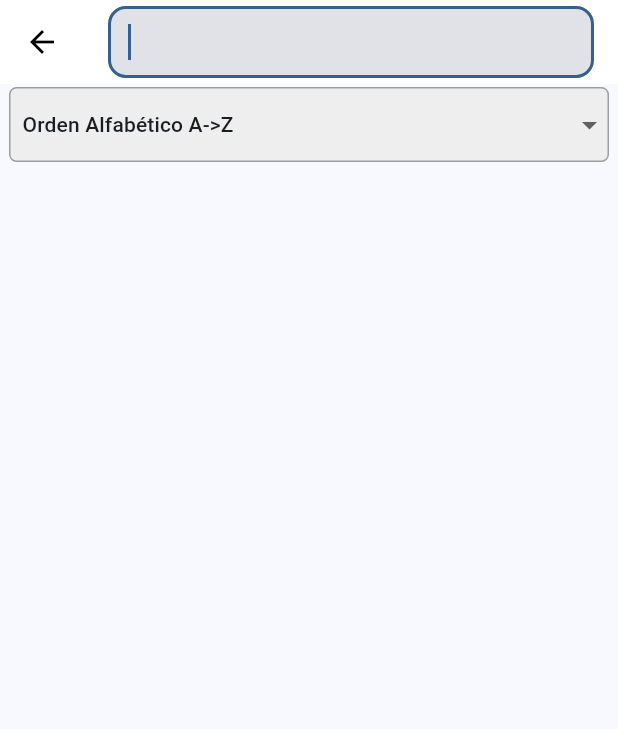
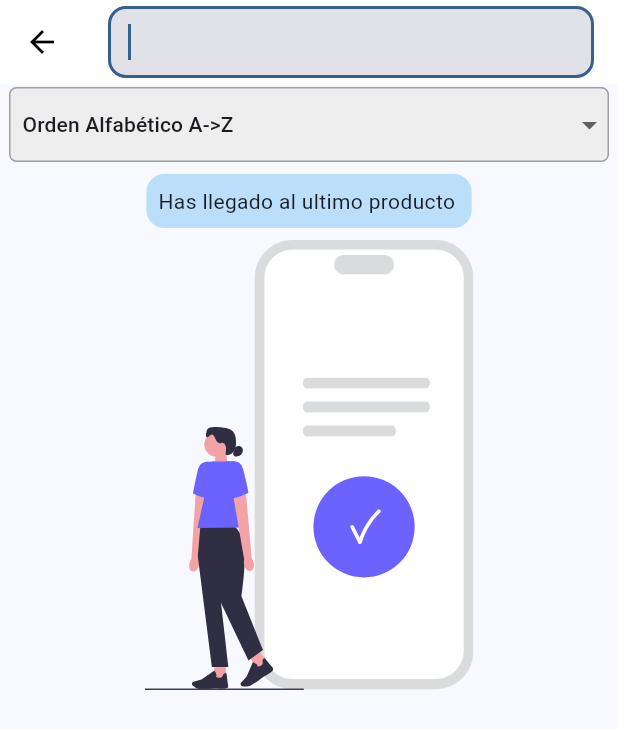
Before and after one commit to Cavitedev/farma_compara_flutter, a Flutter app: the screen it shows after launch, after a tap on "Farma Compara", on a phone screen of 412 x 824 dp. Shown: the top 729 px of the screen. Run offline on Flutter 3.47's test engine with Material 2 defaults, Android fonts, the phone set to English and light mode, and no system bars; our stand-ins replace cached_network_image, cloud_firestore, firebase_core, flutter_riverpod, flutter_svg; missing offline and left inert: algolia; accounts and stored records are empty; generated files the repository leaves out were written again.

Commit message:
feat: Mensaje al alcanzar el ultimo producto
#2

```diff
--- a/lib/Infrastructure/firebase/items/items_repository.dart
+++ b/lib/Infrastructure/firebase/items/items_repository.dart
@@ -4,6 +4,7 @@ import 'package:cloud_firestore/cloud_firestore.dart';
 import 'package:farma_compara_flutter/core/either.dart';
 import 'package:farma_compara_flutter/domain/items/i_item_repository.dart';
 import 'package:farma_compara_flutter/domain/items/item.dart';
+import 'package:farma_compara_flutter/domain/items/items_fetch.dart';
 import 'package:farma_compara_flutter/infrastructure/firebase/core/firebase_user_helper.dart';
 import 'package:flutter/services.dart';
 import 'package:flutter_riverpod/flutter_riverpod.dart';
@@ -21,7 +22,7 @@ class ItemsRepository implements IItemRepository {
   ItemsRepository(this.firestore);
 
   @override
-  Future<Either<FirestoreFailure, List<Item>>> readItemsPage(IItemsBrowseQuery inputQuery) async {
+  Future<Either<FirestoreFailure, ItemsFetch>> readItemsPage(IItemsBrowseQuery inputQuery) async {
     try {
       final CollectionReference<Map<String, dynamic>> collection = firestore.itemsCollection();
 
@@ -29,10 +30,42 @@ class ItemsRepository implements IItemRepository {
           collection.orderBy(inputQuery.orderBy.value, descending: inputQuery.orderBy.descending);
 
       if (inputQuery.filter == null) {
-        final QuerySnapshot<Map<String, dynamic>> firebaseQuery = await orderedQuery.limit(20).get();
-        return Right(firebaseQuery.docs.map((doc) => Item.fromFirebase(doc.data())).toList());
+        ItemsFetch itemsFetch = await _fetchWithoutFilter(orderedQuery, collection);
+
+        return Right(itemsFetch);
       }
 
+      AlgoliaQuerySnapshot snap = await _algoliaBrowseQuery(inputQuery);
+
+      final ids = snap.hits.map((e) => (e.data['path'] as String).split('/').last);
+
+      ItemsFetch itemsFetch = ItemsFetch(count: snap.nbHits, items: []);
+      if (ids.isEmpty) {
+        return Right(itemsFetch);
+      }
+
+      List<Item> items = await _fetchItemsBrowseWithAlgolia(collection, ids, inputQuery);
+
+      itemsFetch = itemsFetch.copyWith(items: items);
+
+      return Right(itemsFetch);
+    } catch (e) {
+      return Left(_handleException(e));
+    }
+  }
+
+  Future<ItemsFetch> _fetchWithoutFilter(Query<Map<String, dynamic>> orderedQuery, CollectionReference<Map<String, dynamic>> collection) async {
+    final QuerySnapshot<Map<String, dynamic>> firebaseQuery = await orderedQuery.limit(40).get();
+
+    final items = firebaseQuery.docs.map((doc) => Item.fromFirebase(doc.data())).toList();
+    final countQuery =  await collection.count().get();
+    final count = countQuery.count;
+
+    final ItemsFetch itemsFetch = ItemsFetch(items: items, count: count);
+    return itemsFetch;
+  }
+
+  Future<AlgoliaQuerySnapshot> _algoliaBrowseQuery(IItemsBrowseQuery inputQuery) async {
     Algolia algolia = AlgoliaApplication.algolia;
 
     AlgoliaQuery algoliaQuery = algolia.instance
@@ -41,21 +74,16 @@ class ItemsRepository implements IItemRepository {
         .setPage(inputQuery.page)
         .setHitsPerPage(10);
     AlgoliaQuerySnapshot snap = await algoliaQuery.getObjects();
-
-      final ids = snap.hits.map((e) => (e.data['path'] as String).split('/').last);
-      if(ids.isEmpty){
-        return const Right([]);
+    return snap;
   }
 
+  Future<List<Item>> _fetchItemsBrowseWithAlgolia(
+      CollectionReference<Map<String, dynamic>> collection, Iterable<String> ids, IItemsBrowseQuery inputQuery) async {
     final QuerySnapshot<Map<String, dynamic>> firebaseQuery =
         await collection.where(FieldPath.documentId, whereIn: ids).get();
     final items = firebaseQuery.docs.map((doc) => Item.fromFirebase(doc.data())).toList();
     items.sortedBy(inputQuery.orderBy);
-
-      return Right(items);
-    } catch (e) {
-      return Left(_handleException(e));
-    }
+    return items;
   }
 
   FirestoreFailure _handleException(Object e) {
--- a/lib/application/browser/browser_notifier.dart
+++ b/lib/application/browser/browser_notifier.dart
@@ -2,6 +2,7 @@ import 'package:farma_compara_flutter/core/either.dart';
 import 'package:farma_compara_flutter/domain/items/i_item_repository.dart';
 import 'package:farma_compara_flutter/domain/items/item.dart';
 import 'package:farma_compara_flutter/domain/items/firestore_failure.dart';
+import 'package:farma_compara_flutter/domain/items/items_fetch.dart';
 
 import 'package:flutter_riverpod/flutter_riverpod.dart';
 
@@ -22,16 +23,19 @@ class BrowserNotifier extends StateNotifier<BrowserState> {
   bool isLoading = false;
 
   Future<void> loadItems() async {
+    if(state.allItemsFetched) return;
+
     isLoading = true;
     state = state.copyWith(isLoading: true);
-    final Either<FirestoreFailure, List<Item>> itemsEither = await repository.readItemsPage(state.query);
+    final Either<FirestoreFailure, ItemsFetch> itemsEither = await repository.readItemsPage(state.query);
 
     itemsEither.when(
       (left) => state = state.copyWith(failure: Optional.value(left), isLoading: false),
       (right) {
-        List<Item> items = right;
+        List<Item> items = right.items;
         state = state.copyWith(
             items: [...state.items, ...items],
+            itemsFound: right.count,
             query: state.query.copyWith(page: state.query.page + 1),
             failure: const Optional.value(null),
             isLoading: false);
--- a/lib/domain/items/i_item_repository.dart
+++ b/lib/domain/items/i_item_repository.dart
@@ -1,10 +1,11 @@
+import 'package:farma_compara_flutter/domain/items/items_fetch.dart';
+
 import '../../core/either.dart';
 import 'i_items_browse_query.dart';
-import 'item.dart';
 import 'firestore_failure.dart';
 
 abstract class IItemRepository{
 
-  Future<Either<FirestoreFailure, List<Item>>> readItemsPage(IItemsBrowseQuery inputQuery);
+  Future<Either<FirestoreFailure, ItemsFetch>> readItemsPage(IItemsBrowseQuery inputQuery);
 
 }
--- /dev/null
+++ b/lib/presentation/core/widgets/info_text_with_image.dart
@@ -0,0 +1,23 @@
+import 'package:farma_compara_flutter/presentation/core/widgets/text_widget.dart';
+import 'package:farma_compara_flutter/presentation/core/widgets/text_with_image.dart';
+import 'package:flutter/material.dart';
+
+
+class InfoTextWithImage extends StatelessWidget {
+  const InfoTextWithImage({
+    Key? key,
+    required this.msg,
+    required this.image,
+  }) : super(key: key);
+
+  final String msg;
+  final String image;
+
+  @override
+  Widget build(BuildContext context) {
+    return TextWithImage(
+      textWidget: TextWidget(msg: msg, color: Colors.blue.shade100),
+      image: image,
+    );
+  }
+}
--- /dev/null
+++ b/lib/presentation/core/widgets/text_widget.dart
@@ -0,0 +1,31 @@
+import 'package:flutter/material.dart';
+
+
+import '../../../core/constants/app_margin_and_sizes.dart';
+
+class TextWidget extends StatelessWidget {
+
+  final Color color;
+  final String msg;
+
+  const TextWidget({
+    required this.msg,
+    required this.color,
+    Key? key,
+  }) : super(key: key);
+
+
+  @override
+  Widget build(BuildContext context) {
+    return Container(
+      padding: const EdgeInsets.all(containerPadding),
+      decoration: BoxDecoration(
+        color: color,
+        borderRadius: generalBorderRadius,
+      ),
+      child: SelectableText(
+        msg,
+      ),
+    );
+  }
+}
--- a/lib/presentation/core/widgets/error_widget_with_image.dart
+++ b/lib/presentation/core/widgets/text_with_image.dart
@@ -1,16 +1,16 @@
 import 'package:flutter/material.dart';
 import 'package:flutter_svg/svg.dart';
 import '../../../core/constants/app_margin_and_sizes.dart';
-import 'error_text_widget.dart';
 
-class ErrorWidgetWithImage extends StatelessWidget {
-  const ErrorWidgetWithImage({
+
+class TextWithImage extends StatelessWidget {
+  const TextWithImage({
     Key? key,
-    required this.msg,
+    required this.textWidget,
     required this.image,
   }) : super(key: key);
 
-  final String msg;
+  final Widget textWidget;
   final String image;
 
   @override
@@ -24,9 +24,7 @@ class ErrorWidgetWithImage extends StatelessWidget {
           const SizedBox(
             height: listSpacing,
           ),
-          ErrorTextWidget(
-            errorMsg: msg,
-          ),
+          textWidget,
           Padding(
             padding: const EdgeInsets.symmetric(vertical: listSpacing),
             child: SvgPicture.asset(
--- a/lib/presentation/items_browse/widgets/items_browse_load.dart
+++ b/lib/presentation/items_browse/widgets/items_browse_load.dart
@@ -1,3 +1,4 @@
+import 'package:farma_compara_flutter/application/browser/browser_state.dart';
 import 'package:flutter/material.dart';
 import 'package:flutter_riverpod/flutter_riverpod.dart';
 
@@ -5,6 +6,7 @@ import '../../../application/browser/browser_notifier.dart';
 import '../../../core/optional.dart';
 import '../../../domain/items/firestore_failure.dart';
 import '../../core/widgets/firestore_failure_widget.dart';
+import '../../core/widgets/info_text_with_image.dart';
 import '../../core/widgets/loading.dart';
 
 class ItemsBrowseLoad extends ConsumerWidget {
@@ -13,8 +15,10 @@ class ItemsBrowseLoad extends ConsumerWidget {
   @override
   Widget build(BuildContext context, WidgetRef ref) {
 
-    bool isLoading = ref.watch(browserNotifierProvider).isLoading;
-    Optional<FirestoreFailure?> failure = ref.watch(browserNotifierProvider).failure;
+    BrowserState state = ref.watch(browserNotifierProvider);
+
+    bool isLoading = state.isLoading;
+    Optional<FirestoreFailure?> failure = state.failure;
 
     if (failure.value != null) {
       return SliverToBoxAdapter(child: FirestoreFailureWidget(failure: failure.value!));
@@ -24,6 +28,15 @@ class ItemsBrowseLoad extends ConsumerWidget {
       return const SliverToBoxAdapter(child: Loading());
     }
 
+    if(state.allItemsFetched){
+      return const SliverToBoxAdapter(
+        child: InfoTextWithImage(
+          msg: 'Has llegado al ultimo producto',
+          image: 'assets/images/undraw_completed_03xt.svg',
+        )
+      );
+    }
+
     return const SliverToBoxAdapter(
       child: SizedBox.shrink(),
     );
--- a/lib/presentation/items_browse/widgets/items_browse_sliver_list.dart
+++ b/lib/presentation/items_browse/widgets/items_browse_sliver_list.dart
@@ -72,7 +72,7 @@ class ListItem extends ConsumerWidget {
                       Padding(
                         padding: const EdgeInsets.fromLTRB(5, 10, 0, 10),
                         child: Text(
-                          item.ref + " " + shopItem.name!,
+                          shopItem.name!,
                           style: Theme.of(context).textTheme.headlineSmall,
                           maxLines: 3,
                           overflow: TextOverflow.ellipsis,
```
Also changed, not shown: lib/domain/items/items_fetch.dart (added, +21 -0 lines), lib/presentation/core/widgets/error_text_widget.dart (+3 -11 lines), lib/presentation/core/widgets/error_text_with_image.dart (added, +24 -0 lines), lib/presentation/core/widgets/firestore_failure_widget.dart (+5 -5 lines), assets/images/undraw_completed_03xt.svg (added), 2 other files. Lines whose indentation alone changed are shown as unchanged.
